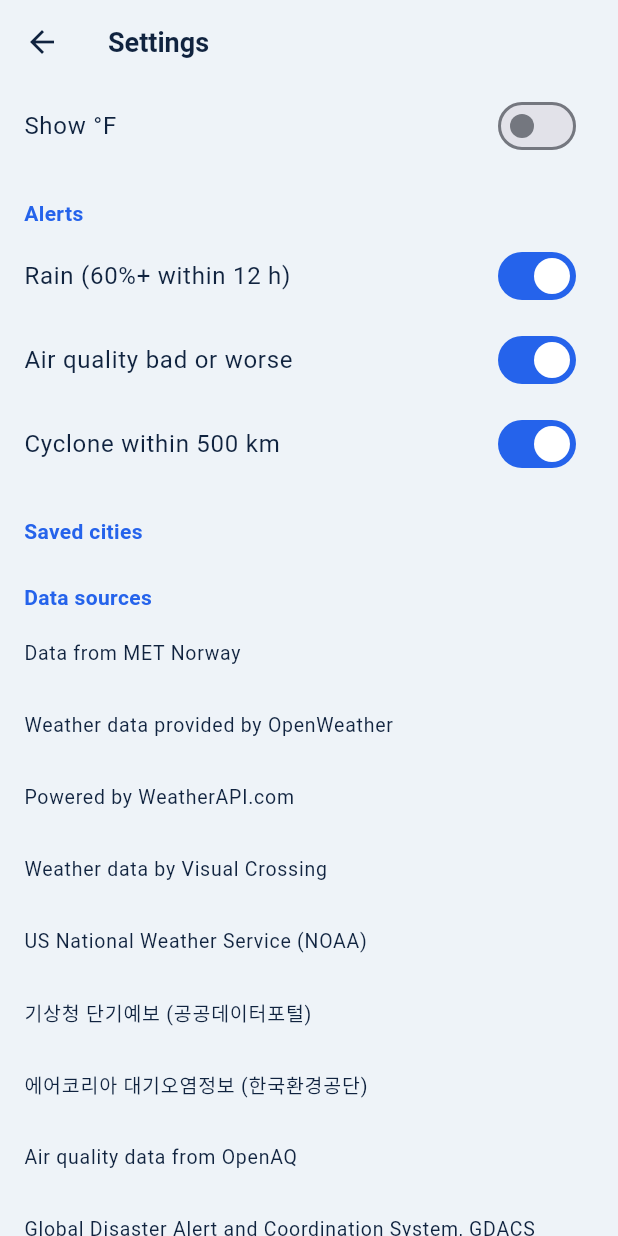
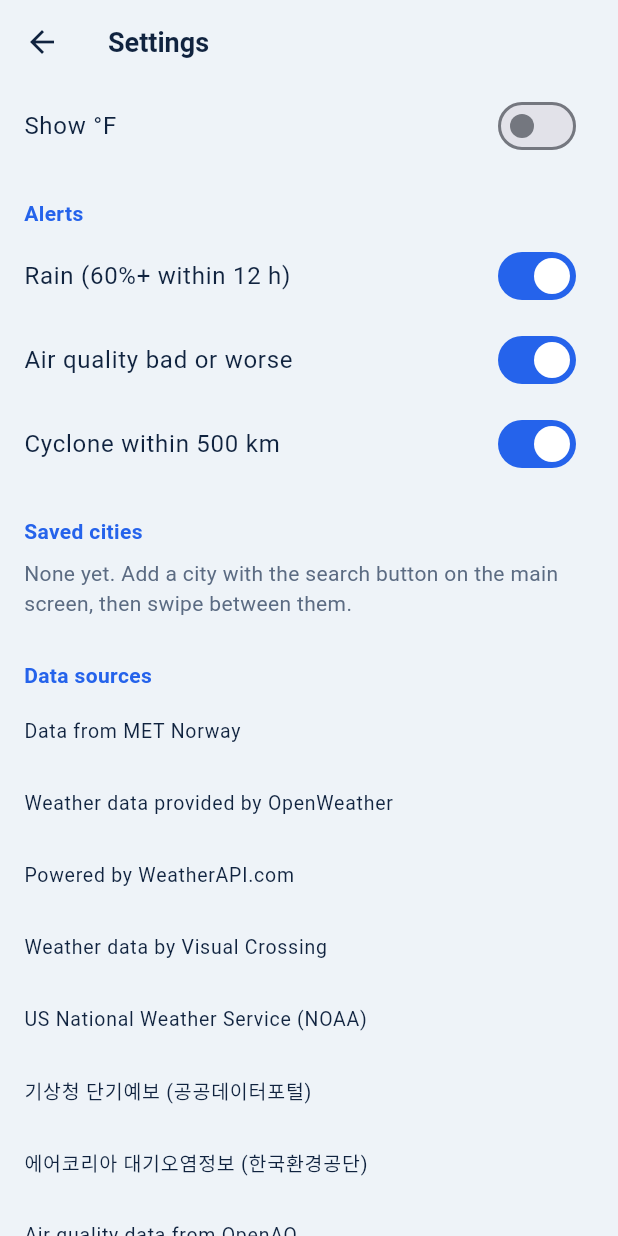
Before and after one commit to Yongminlee2/PeepWeather, a Flutter app: the screen it shows after launch, after a tap on the "settings" icon, on a phone screen of 412 x 824 dp. Run offline on Flutter 3.47's test engine with Material 3 defaults, Android fonts, the phone set to English and light mode, and no system bars; our stand-ins replace fl_chart, flutter_local_notifications, flutter_map, geolocator, latlong2, lottie and 1 more; missing offline and left inert: home_widget, workmanager; network calls fail; Roboto replaces fonts that are missing (Plex); statements that could not run were skipped.

Commit message:
실기기 점검 반영: 밤 시각 아이콘, 위성 해안선(노랑)·하단 가림, 검색·저장 도시 안내

```diff
--- a/lib/l10n/app_en.arb
+++ b/lib/l10n/app_en.arb
@@ -122,5 +122,7 @@
  "infoPop": "The chance that rain or snow (usually 0.1–1 mm or more) falls during that hour, or during that day for daily forecasts.\n\n70% means that in similar situations it rained about 7 times out of 10. It is not how much rain falls or how many hours it rains.\n\nA range like 1–72% means sources disagree: the lowest says 1%, the highest 72%. Some sources give only amounts (mm), not a chance.\n\nBars: the light band is all sources' low to high; the dark bar is the middle low to middle high.",
  "infoTitleAir": "Reading air quality numbers",
  "infoAir": "µg/m³ is the weight of particles (millionths of a gram) in one cubic metre of air.\n\nPM10 are particles up to 10 µm, PM2.5 up to 2.5 µm.\n\nGrades (Korean standard)\nPM10: good 0–30, moderate 31–80, bad 81–150, very bad 151+\nPM2.5: good 0–15, moderate 16–35, bad 36–75, very bad 76+\n\nFilled dots are station measurements, hollow dots are model estimates. Measurements are more accurate; models cover places without stations but can be far off.",
- "close": "Close"
+ "close": "Close",
+ "searchIntro": "Type a city name and press search on the keyboard.\nFor example: Busan, Tokyo, Paris",
+ "noPlaces": "None yet. Add a city with the search button on the main screen, then swipe between them."
 }
--- a/lib/l10n/app_ko.arb
+++ b/lib/l10n/app_ko.arb
@@ -122,5 +122,7 @@
  "infoPop": "그 시간(하루 예보는 그날 중)에 비나 눈이 조금이라도(보통 0.1~1mm 이상) 올 가능성이에요.\n\n예를 들어 70%는 \"비슷한 날씨 상황이 10번 있으면 7번쯤은 비가 왔다\"는 뜻이에요. 비가 얼마나 많이 오는지, 하루 중 몇 시간 동안 오는지를 뜻하지는 않아요.\n\n\"강수확률 1~72%\"처럼 범위로 나오는 건 기관마다 본 값이 달라서예요. 가장 낮게 본 기관이 1%, 가장 높게 본 기관이 72%라는 뜻이에요. 노르웨이 기상청처럼 확률 대신 비의 양(mm)만 주는 곳도 있어요.\n\n막대: 옅은 띠는 모든 기관의 최저~최고 기온, 진한 막대는 가운데 최저~가운데 최고 기온이에요.",
  "infoTitleAir": "미세먼지 숫자 읽는 법",
  "infoAir": "단위 ㎍/㎥는 공기 1세제곱미터 속에 떠 있는 먼지의 무게(백만분의 1그램)예요.\n\n미세먼지(PM10)는 지름 10㎛ 이하, 초미세먼지(PM2.5)는 2.5㎛ 이하의 더 작은 먼지예요.\n\n등급(환경부 기준)\n미세먼지: 좋음 0~30, 보통 31~80, 나쁨 81~150, 매우나쁨 151 이상\n초미세먼지: 좋음 0~15, 보통 16~35, 나쁨 36~75, 매우나쁨 76 이상\n\n채운 점은 측정소에서 실제로 잰 값(에어코리아, OpenAQ), 빈 점은 예측 모델이 계산한 값이에요. 실측이 더 정확하고, 모델 값은 측정소가 없는 곳도 알려주는 대신 크게 빗나갈 때가 있어요.",
- "close": "닫기"
+ "close": "닫기",
+ "searchIntro": "도시 이름을 입력하고 키보드의 검색 단추를 누르세요.\n예: 부산, 제주, 도쿄, Paris",
+ "noPlaces": "아직 없어요. 첫 화면 오른쪽 위 돋보기로 도시를 추가하면 옆으로 넘겨 볼 수 있어요."
 }
--- a/lib/l10n/app_localizations.dart
+++ b/lib/l10n/app_localizations.dart
@@ -835,6 +835,18 @@ abstract class AppLocalizations {
   /// In en, this message translates to:
   /// **'Close'**
   String get close;
+
+  /// No description provided for @searchIntro.
+  ///
+  /// In en, this message translates to:
+  /// **'Type a city name and press search on the keyboard.\nFor example: Busan, Tokyo, Paris'**
+  String get searchIntro;
+
+  /// No description provided for @noPlaces.
+  ///
+  /// In en, this message translates to:
+  /// **'None yet. Add a city with the search button on the main screen, then swipe between them.'**
+  String get noPlaces;
 }
 
 class _AppLocalizationsDelegate
--- a/lib/l10n/app_localizations_en.dart
+++ b/lib/l10n/app_localizations_en.dart
@@ -413,4 +413,12 @@ class AppLocalizationsEn extends AppLocalizations {
 
   @override
   String get close => 'Close';
+
+  @override
+  String get searchIntro =>
+      'Type a city name and press search on the keyboard.\nFor example: Busan, Tokyo, Paris';
+
+  @override
+  String get noPlaces =>
+      'None yet. Add a city with the search button on the main screen, then swipe between them.';
 }
--- a/lib/sources/satellite.dart
+++ b/lib/sources/satellite.dart
@@ -7,8 +7,8 @@ enum SatKind { infrared, visible, trueColor, owmClouds, owmPrecip, kma }
 
 const _gibs = 'https://gibs.earthdata.nasa.gov/wmts/epsg3857/best';
 
-/// NASA GIBS 해안선·국경 겹침 레이어.
-const coastlinesUrl = '$_gibs/Reference_Features_15m/default/default/GoogleMapsCompatible_Level13/{z}/{y}/{x}.png';
+/// NASA GIBS 해안선 겹침 레이어(Reference_Features 는 이 축척에서 비어 있어서 Coastlines).
+const coastlinesUrl = '$_gibs/Coastlines_15m/default/default/GoogleMapsCompatible_Level13/{z}/{y}/{x}.png';
 
 const _gibsCredit = 'Imagery: NASA GIBS / EOSDIS';
 const eumetsatWms = 'https://view.eumetsat.int/geoserver/wms?';
--- a/lib/ui/settings_screen.dart
+++ b/lib/ui/settings_screen.dart
@@ -32,6 +32,11 @@ class SettingsScreen extends StatelessWidget {
           SwitchListTile(
               title: Text(l.alertStorm), value: settings.alertStorm, onChanged: (v) => settings.update((s) => s.alertStorm = v)),
           header(l.savedPlaces),
+          if (settings.places.isEmpty)
+            Padding(
+              padding: const EdgeInsets.fromLTRB(16, 4, 16, 8),
+              child: Text(l.noPlaces, style: TextStyle(color: Theme.of(context).colorScheme.onSurfaceVariant)),
+            ),
           for (final p in settings.places)
             ListTile(
               title: Text(p.name),
```
Also changed, not shown: lib/l10n/app_localizations_ko.dart (+7 -0 lines), lib/ui/report_view.dart (+4 -3 lines), lib/ui/satellite_screen.dart (+10 -3 lines), lib/ui/search_screen.dart (+6 -1 lines), 3 other files.
